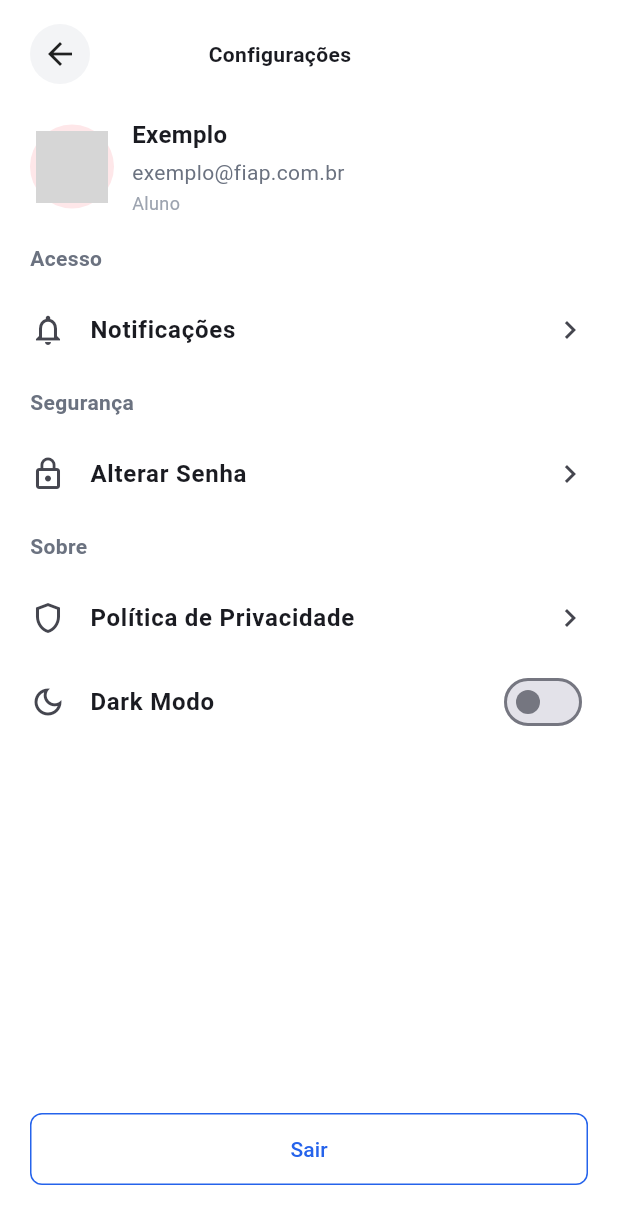
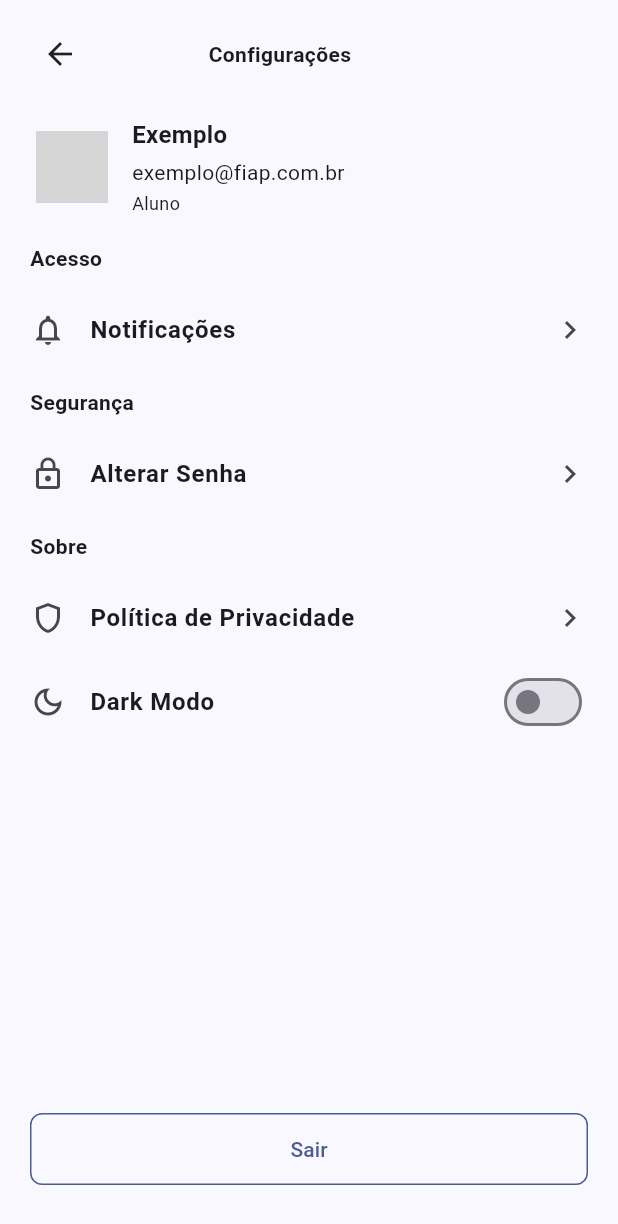
Before and after one commit to LeticiaLCavalcanti/flutter-study, a Flutter app: the SettingsPage screen opened by its route, on a phone screen of 412 x 824 dp. Shown: the top 1224 px of the screen. Run offline on Flutter 3.47's test engine with Material 3 defaults, Android fonts, the phone set to English and light mode, and no system bars; our stand-ins replace firebase_core, firebase_messaging, flutter_local_notifications, flutter_svg, shared_preferences; accounts and stored records are empty; network calls fail; grey boxes are pictures that could not be loaded.

Commit message:
feat: Implement theme management with shared preferences and dark mode support
- Added theme_controller.dart for managing theme state and persistence.
- Updated main.dart to initialize theme on app start.
- Refactored HomePage and SettingsPage to use dynamic theming.
- Introduced NotificationDetail page for displaying notification details.
- Enhanced UI components to adapt to light and dark themes.
- Updated Podfile for iOS to include necessary dependencies.
- Added shared_preferences package for theme persistence.
- Modified pubspec.yaml and pubspec.lock to include new dependencies.
- Updated macOS Podfile for compatibility with Flutter.

```diff
--- a/flutter_base/lib/settings_page.dart
+++ b/flutter_base/lib/settings_page.dart
@@ -1,4 +1,5 @@
 import 'package:flutter/material.dart';
+import 'theme_controller.dart';
 
 class SettingsPage extends StatefulWidget {
   const SettingsPage({super.key});
@@ -8,14 +9,12 @@ class SettingsPage extends StatefulWidget {
 }
 
 class _SettingsPageState extends State<SettingsPage> {
-  bool _darkMode = false;
-
   @override
   Widget build(BuildContext context) {
-  const actionBlue = Color(0xFF2563EB);
+    final actionBlue = Theme.of(context).colorScheme.primary;
 
     return Scaffold(
-      backgroundColor: Colors.white,
+      backgroundColor: Theme.of(context).scaffoldBackgroundColor,
       body: SafeArea(
         child: Padding(
           padding: const EdgeInsets.symmetric(horizontal: 20, vertical: 16),
@@ -30,10 +29,10 @@ class _SettingsPageState extends State<SettingsPage> {
                       width: 40,
                       height: 40,
                       decoration: BoxDecoration(
-                        color: const Color(0xFFF3F4F6),
+                        color: Theme.of(context).cardColor,
                         shape: BoxShape.circle,
                       ),
-                      child: const Icon(Icons.arrow_back, color: Colors.black87),
+                      child: Icon(Icons.arrow_back, color: Theme.of(context).iconTheme.color),
                     ),
                   ),
                   const Spacer(),
@@ -47,7 +46,7 @@ class _SettingsPageState extends State<SettingsPage> {
                 children: [
                   CircleAvatar(
                         radius: 28,
-                    backgroundColor: const Color(0xFFFEE7E9),
+                        backgroundColor: Theme.of(context).cardColor,
                         child: ClipOval(
                           child: Image.network(
                             'https://avatars.githubusercontent.com/u/9919?s=200&v=4',
@@ -61,12 +60,12 @@ class _SettingsPageState extends State<SettingsPage> {
                   Expanded(
                     child: Column(
                       crossAxisAlignment: CrossAxisAlignment.start,
-                      children: const [
-                        Text('Exemplo', style: TextStyle(fontWeight: FontWeight.w700, fontSize: 16)),
-                        SizedBox(height: 4),
-                        Text('exemplo@fiap.com.br', style: TextStyle(color: Color(0xFF6B7280))),
-                        SizedBox(height: 2),
-                        Text('Aluno', style: TextStyle(color: Color(0xFF9CA3AF), fontSize: 12)),
+                      children: [
+                            const Text('Exemplo', style: TextStyle(fontWeight: FontWeight.w700, fontSize: 16)),
+                            const SizedBox(height: 4),
+                            Text('exemplo@fiap.com.br', style: TextStyle(color: Theme.of(context).textTheme.bodyMedium?.color)),
+                            const SizedBox(height: 2),
+                            Text('Aluno', style: TextStyle(color: Theme.of(context).textTheme.bodySmall?.color, fontSize: 12)),
                           ],
                     ),
                   ),
@@ -74,7 +73,7 @@ class _SettingsPageState extends State<SettingsPage> {
               ),
 
               const SizedBox(height: 18),
-              const Text('Acesso', style: TextStyle(fontWeight: FontWeight.w600, color: Color(0xFF6B7280))),
+              Text('Acesso', style: TextStyle(fontWeight: FontWeight.w600, color: Theme.of(context).textTheme.bodyMedium?.color)),
               const SizedBox(height: 10),
 
               ListTile(
@@ -86,7 +85,7 @@ class _SettingsPageState extends State<SettingsPage> {
               ),
 
               const SizedBox(height: 10),
-              const Text('Segurança', style: TextStyle(fontWeight: FontWeight.w600, color: Color(0xFF6B7280))),
+              Text('Segurança', style: TextStyle(fontWeight: FontWeight.w600, color: Theme.of(context).textTheme.bodyMedium?.color)),
               const SizedBox(height: 10),
 
               ListTile(
@@ -98,7 +97,7 @@ class _SettingsPageState extends State<SettingsPage> {
               ),
 
               const SizedBox(height: 10),
-              const Text('Sobre', style: TextStyle(fontWeight: FontWeight.w600, color: Color(0xFF6B7280))),
+              Text('Sobre', style: TextStyle(fontWeight: FontWeight.w600, color: Theme.of(context).textTheme.bodyMedium?.color)),
               const SizedBox(height: 10),
 
               ListTile(
@@ -113,9 +112,18 @@ class _SettingsPageState extends State<SettingsPage> {
                 contentPadding: EdgeInsets.zero,
                 leading: const Icon(Icons.dark_mode_outlined),
                 title: const Text('Dark Modo', style: TextStyle(fontWeight: FontWeight.w600)),
-                trailing: Switch(
-                  value: _darkMode,
-                  onChanged: (v) => setState(() => _darkMode = v),
+                trailing: ValueListenableBuilder<ThemeMode>(
+                  valueListenable: themeNotifier,
+                    builder: (context, mode, _) {
+                    return Switch(
+                      value: mode == ThemeMode.dark,
+                      onChanged: (v) {
+                        final newMode = v ? ThemeMode.dark : ThemeMode.light;
+                        themeNotifier.value = newMode;
+                        saveTheme(newMode);
+                      },
+                    );
+                  },
                 ),
                 onTap: null,
               ),
@@ -125,13 +133,16 @@ class _SettingsPageState extends State<SettingsPage> {
               SizedBox(
                 width: double.infinity,
                 child: OutlinedButton(
-                  onPressed: () {},
+                  onPressed: () {
+                    // Navigate to login and clear navigation stack (logout)
+                    Navigator.of(context).pushNamedAndRemoveUntil('/', (route) => false);
+                  },
                   style: OutlinedButton.styleFrom(
                     side: BorderSide(color: actionBlue),
                     padding: const EdgeInsets.symmetric(vertical: 14),
                     shape: RoundedRectangleBorder(borderRadius: BorderRadius.circular(8)),
                   ),
-                  child: const Text('Sair', style: TextStyle(color: actionBlue)),
+                  child: Text('Sair', style: TextStyle(color: actionBlue)),
                 ),
               ),
               const SizedBox(height: 18),
--- a/flutter_base/pubspec.yaml
+++ b/flutter_base/pubspec.yaml
@@ -10,6 +10,10 @@ dependencies:
   flutter:
     sdk: flutter
   flutter_svg: ^2.0.0
+  shared_preferences: ^2.2.0
+  firebase_core: ^2.10.0
+  firebase_messaging: ^14.2.1
+  flutter_local_notifications: ^13.0.0
 
 dev_dependencies:
   flutter_test:
```
Also changed, not shown: flutter_base/lib/home_page.dart (+70 -22 lines), flutter_base/lib/main.dart (+55 -20 lines), flutter_base/lib/notification_detail.dart (added, +71 -0 lines), flutter_base/lib/notifications_service.dart (added, +72 -0 lines), flutter_base/lib/theme_controller.dart (added, +25 -0 lines), flutter_base/pubspec.lock, 13 other files. Lines whose indentation alone changed are shown as unchanged.
